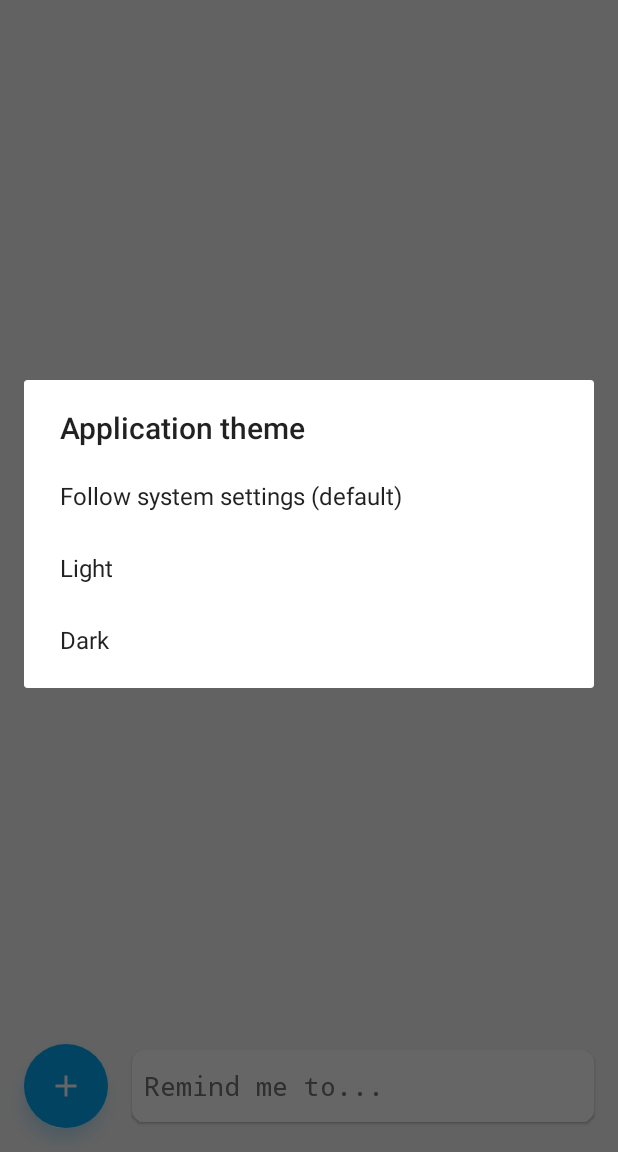
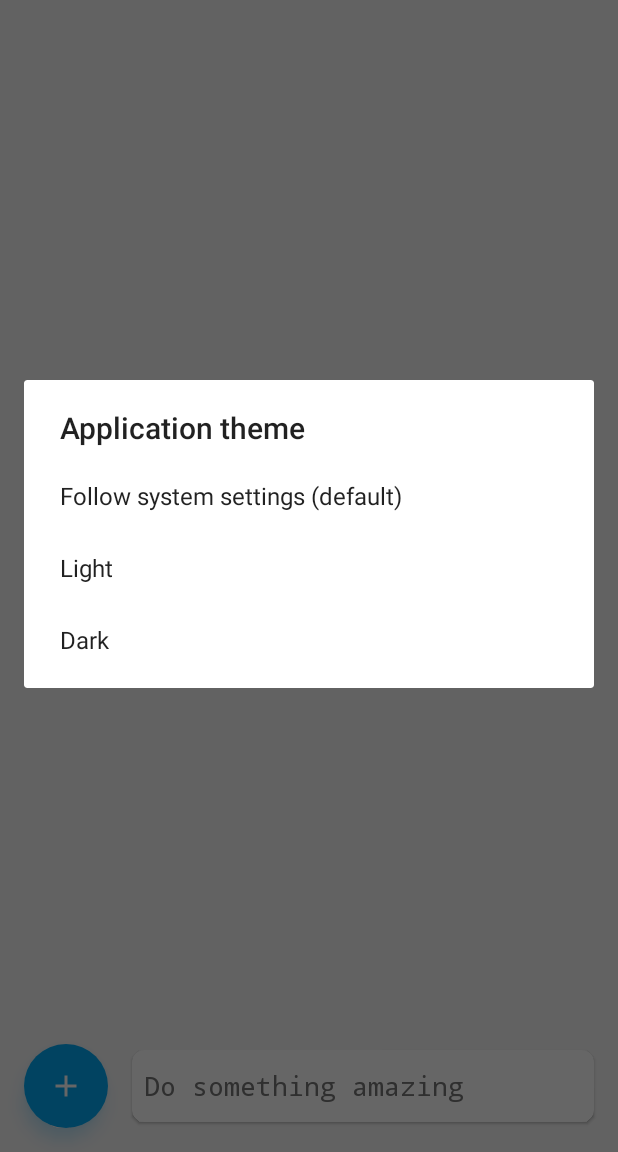
Before and after one commit to SmartCodersEG/quickly, an Android app: the screen it shows after launch (Home), after a tap on "quickly", on a phone screen of 412 x 824 dp, the part 84-1236 px from its top. Run offline under Robolectric (Android 15) with nearby library versions, the phone set to English and light mode, and no system bars; our stand-ins replace ButterKnife.

Commit message:
Fixed dark mode icons, placeholders are now populated on ModifyTask()

```diff
--- a/quickly-android/app/src/main/java/sk/ttomovcik/quickly/activities/Home.java
+++ b/quickly-android/app/src/main/java/sk/ttomovcik/quickly/activities/Home.java
@@ -14,6 +14,7 @@ import android.view.View;
 import android.view.inputmethod.EditorInfo;
 import android.widget.ListView;
 import android.widget.ProgressBar;
+import android.widget.TextView;
 
 import androidx.appcompat.app.AppCompatActivity;
 import androidx.appcompat.app.AppCompatDelegate;
@@ -30,7 +31,6 @@ import butterknife.BindView;
 import butterknife.ButterKnife;
 import butterknife.OnClick;
 import sk.ttomovcik.quickly.R;
-import sk.ttomovcik.quickly.R2;
 import sk.ttomovcik.quickly.adapters.TaskListAdapter;
 import sk.ttomovcik.quickly.db.TaskDbHelper;
 import sk.ttomovcik.quickly.views.NoScrollListView;
@@ -40,26 +40,31 @@ public class Home extends AppCompatActivity
     public static String KEY_ID = "id";
     public static String KEY_TASK = "task";
 
+    int ANDROID_API_VERSION = Build.VERSION.SDK_INT;
+
     TaskDbHelper taskDbHelper;
     ArrayList<HashMap<String, String>> taskListHashMap = new ArrayList<>();
 
     // TextInputEditText -> addTask
-    @BindView(R2.id.addTask)
+    @BindView(R.id.addTask)
     TextInputEditText addTask;
 
     // NoScrollListView -> taskListUpcoming
-    @BindView(R2.id.taskList)
+    @BindView(R.id.taskList)
     NoScrollListView taskListUpcoming;
 
     // Progressbar -> loader
-    @BindView(R2.id.loader)
+    @BindView(R.id.loader)
     ProgressBar loader;
 
+    @BindView(R.id.getStartedHint)
+    TextView getStartedHint;
+
     // NestedScrollView -> scrollView
-    @BindView(R2.id.scrollView)
+    @BindView(R.id.scrollView)
     NestedScrollView scrollView;
 
-    @OnClick(R2.id.fab_addTask)
+    @OnClick(R.id.fab_addTask)
     void onClick()
     {
         Intent intent = new Intent(Home.this, AddTask.class);
@@ -67,23 +72,11 @@ public class Home extends AppCompatActivity
         startActivity(intent, ActivityOptions.makeSceneTransitionAnimation(Home.this).toBundle());
     }
 
-    @OnClick(R2.id.changeTheme)
+    @OnClick(R.id.changeTheme)
     void onClickChangeTheme()
     {
-        String[] APP_THEMES_PRE_Q = {
-                getString(R.string.pref_appTheme_setByBatterySaver),
-                getString(R.string.pref_appTheme_light),
-                getString(R.string.pref_appTheme_dark)
-        };
-        String[] APP_THEMES_Q = {
-                getString(R.string.pref_appTheme_systemDefault),
-                getString(R.string.pref_appTheme_light),
-                getString(R.string.pref_appTheme_dark)
-        };
-        SharedPreferences sharedPreferences = PreferenceManager.getDefaultSharedPreferences(this);
-        SharedPreferences.Editor editor = sharedPreferences.edit();
-        String appTheme = sharedPreferences.getString("appTheme", "");
-        int ANDROID_API_VERSION = Build.VERSION.SDK_INT;
+        String[] APP_THEMES_PRE_Q = {getString(R.string.pref_appTheme_setByBatterySaver), getString(R.string.pref_appTheme_light), getString(R.string.pref_appTheme_dark)};
+        String[] APP_THEMES_Q = {getString(R.string.pref_appTheme_systemDefault), getString(R.string.pref_appTheme_light), getString(R.string.pref_appTheme_dark)};
         String[] APP_THEMES_TARGET = ANDROID_API_VERSION >= 29 ? APP_THEMES_Q : APP_THEMES_PRE_Q;
         AlertDialog.Builder builder = new AlertDialog.Builder(this);
         builder.setTitle(getString(R.string.title_appTheme));
@@ -92,24 +85,13 @@ public class Home extends AppCompatActivity
             switch (which)
             {
                 case 0: // Set by battery saver or system default
-                    if (ANDROID_API_VERSION >= 29)
-                    {
-                        AppCompatDelegate.setDefaultNightMode(AppCompatDelegate.MODE_NIGHT_FOLLOW_SYSTEM);
-                        editor.putInt(appTheme, -1).apply();
-                    }
-                    else
-                    {
-                        AppCompatDelegate.setDefaultNightMode(AppCompatDelegate.MODE_NIGHT_AUTO_BATTERY);
-                        editor.putInt(appTheme, 3).apply();
-                    }
+                    applyTheme(0);
                     break;
                 case 1: // Light theme
-                    AppCompatDelegate.setDefaultNightMode(AppCompatDelegate.MODE_NIGHT_NO);
-                    editor.putInt(appTheme, 2).apply();
+                    applyTheme(1);
                     break;
                 case 2: // Dark theme
-                    AppCompatDelegate.setDefaultNightMode(AppCompatDelegate.MODE_NIGHT_YES);
-                    editor.putInt(appTheme, 2).apply();
+                    applyTheme(2);
                     break;
             }
         });
@@ -143,6 +125,7 @@ public class Home extends AppCompatActivity
         taskDbHelper = new TaskDbHelper(this);
         scrollView.setVisibility(View.GONE);
         loader.setVisibility(View.VISIBLE);
+        getStartedHint.setVisibility(View.VISIBLE);
         LoadTask loadTask = new LoadTask();
         loadTask.execute();
     }
@@ -171,6 +154,36 @@ public class Home extends AppCompatActivity
         });
     }
 
+    private void applyTheme(int themeId)
+    {
+        SharedPreferences sharedPreferences = PreferenceManager.getDefaultSharedPreferences(this);
+        SharedPreferences.Editor editor = sharedPreferences.edit();
+        String appTheme = sharedPreferences.getString("appTheme", "");
+        switch (themeId)
+        {
+            case 0: // Set by battery saver or system default
+                if (ANDROID_API_VERSION >= 29)
+                {
+                    AppCompatDelegate.setDefaultNightMode(AppCompatDelegate.MODE_NIGHT_FOLLOW_SYSTEM);
+                    editor.putInt(appTheme, -1).apply();
+                }
+                else
+                {
+                    AppCompatDelegate.setDefaultNightMode(AppCompatDelegate.MODE_NIGHT_AUTO_BATTERY);
+                    editor.putInt(appTheme, 3).apply();
+                }
+                break;
+            case 1: // Light theme
+                AppCompatDelegate.setDefaultNightMode(AppCompatDelegate.MODE_NIGHT_NO);
+                editor.putInt(appTheme, 2).apply();
+                break;
+            case 2: // Dark theme
+                AppCompatDelegate.setDefaultNightMode(AppCompatDelegate.MODE_NIGHT_YES);
+                editor.putInt(appTheme, 2).apply();
+                break;
+        }
+    }
+
     @SuppressLint("StaticFieldLeak")
     class LoadTask extends AsyncTask<String, Void, String>
     {
@@ -194,6 +207,7 @@ public class Home extends AppCompatActivity
             loadListView(taskListUpcoming, taskListHashMap);
             loader.setVisibility(View.GONE);
             scrollView.setVisibility(View.VISIBLE);
+            if (!taskListHashMap.isEmpty()) getStartedHint.setVisibility(View.GONE);
         }
     }
 
--- a/quickly-android/app/src/main/java/sk/ttomovcik/quickly/db/TaskDbHelper.java
+++ b/quickly-android/app/src/main/java/sk/ttomovcik/quickly/db/TaskDbHelper.java
@@ -6,12 +6,15 @@ import android.database.Cursor;
 import android.database.sqlite.SQLiteDatabase;
 import android.database.sqlite.SQLiteOpenHelper;
 
-import static sk.ttomovcik.quickly.db.Constants.DB_NAME;
-import static sk.ttomovcik.quickly.db.Constants.DB_TABLE;
-import static sk.ttomovcik.quickly.db.Constants.DB_VERSION;
+import sk.ttomovcik.quickly.BuildConfig;
 
 public class TaskDbHelper extends SQLiteOpenHelper
 {
+
+    private static final String DB_NAME = BuildConfig.APPLICATION_ID + ".todo.db";
+    private static final String DB_TABLE = "todo";
+    private static final int DB_VERSION = 1;
+
     /**
      * @param ctx Context
      */
@@ -88,6 +91,16 @@ public class TaskDbHelper extends SQLiteOpenHelper
     public Cursor getData()
     {
         SQLiteDatabase db = this.getReadableDatabase();
-        return db.rawQuery("select * from " + DB_TABLE + " order by id desc", null);
+        return db.rawQuery("select * from " + DB_TABLE
+                + " order by id desc", null);
+    }
+
+    public Cursor getDataFromId(String id)
+    {
+        SQLiteDatabase db = this.getReadableDatabase();
+        return db.rawQuery("select * from " + DB_TABLE
+                + " WHERE id = '" + id
+                + "' order by id desc", null);
+
     }
 }
--- /dev/null
+++ b/quickly-android/app/src/main/res/drawable-night/ic_add_black_24dp.xml
@@ -0,0 +1,9 @@
+<vector xmlns:android="http://schemas.android.com/apk/res/android"
+        android:width="24dp"
+        android:height="24dp"
+        android:viewportWidth="24.0"
+        android:viewportHeight="24.0">
+    <path
+        android:fillColor="#FFFFFF"
+        android:pathData="M19,13h-6v6h-2v-6H5v-2h6V5h2v6h6v2z"/>
+</vector>
--- /dev/null
+++ b/quickly-android/app/src/main/res/drawable-night/ic_palette_black_24dp.xml
@@ -0,0 +1,9 @@
+<vector xmlns:android="http://schemas.android.com/apk/res/android"
+        android:width="24dp"
+        android:height="24dp"
+        android:viewportWidth="24.0"
+        android:viewportHeight="24.0">
+    <path
+        android:fillColor="#FFFFFF"
+        android:pathData="M12,3c-4.97,0 -9,4.03 -9,9s4.03,9 9,9c0.83,0 1.5,-0.67 1.5,-1.5 0,-0.39 -0.15,-0.74 -0.39,-1.01 -0.23,-0.26 -0.38,-0.61 -0.38,-0.99 0,-0.83 0.67,-1.5 1.5,-1.5L16,16c2.76,0 5,-2.24 5,-5 0,-4.42 -4.03,-8 -9,-8zM6.5,12c-0.83,0 -1.5,-0.67 -1.5,-1.5S5.67,9 6.5,9 8,9.67 8,10.5 7.33,12 6.5,12zM9.5,8C8.67,8 8,7.33 8,6.5S8.67,5 9.5,5s1.5,0.67 1.5,1.5S10.33,8 9.5,8zM14.5,8c-0.83,0 -1.5,-0.67 -1.5,-1.5S13.67,5 14.5,5s1.5,0.67 1.5,1.5S15.33,8 14.5,8zM17.5,12c-0.83,0 -1.5,-0.67 -1.5,-1.5S16.67,9 17.5,9s1.5,0.67 1.5,1.5 -0.67,1.5 -1.5,1.5z"/>
+</vector>
--- a/quickly-android/app/src/main/res/layout/activity_home.xml
+++ b/quickly-android/app/src/main/res/layout/activity_home.xml
@@ -54,6 +54,21 @@
         android:layout_height="wrap_content"
         android:layout_centerInParent="true"
         android:progressTint="@color/colorAccent" />
+
+    <TextView
+        android:id="@+id/getStartedHint"
+        android:layout_width="match_parent"
+        android:layout_height="wrap_content"
+        android:layout_centerInParent="true"
+        android:layout_marginStart="16dp"
+        android:layout_marginTop="16dp"
+        android:layout_marginEnd="16dp"
+        android:layout_marginBottom="16dp"
+        android:lineSpacingExtra="8sp"
+        android:text="@string/hint_noTasksAdded"
+        android:textAlignment="center"
+        android:textColor="@color/colorTextSecondary"
+        android:typeface="monospace" />
 
     <androidx.core.widget.NestedScrollView
         android:id="@+id/scrollView"
--- a/quickly-android/app/src/main/res/values/strings.xml
+++ b/quickly-android/app/src/main/res/values/strings.xml
@@ -6,7 +6,7 @@
     <string name="btn_setFinishDate">Finish date</string>
     <string name="btn_setColor">Color</string>
     <string name="btn_addTask">Add task</string>
-    <string name="btn_removeTask">Remove task</string>
+    <string name="btn_removeTask">Remove</string>
 
     <string name="title_addTask">Add task</string>
     <string name="title_updateTask">Modify task</string>
@@ -14,11 +14,12 @@
     <string name="title_noTaskDate">No finish date set</string>
     <string name="title_appTheme">Application theme</string>
 
-    <string name="hint_quickAddText">Remind me to...</string>
+    <string name="hint_quickAddText">Do something amazing</string>
     <string name="hint_taskName">Name</string>
     <string name="hint_taskNote">Additional notes (optional)</string>
+    <string name="hint_noTasksAdded">It\'s pretty empty in here.\nGet started by adding something.</string>
 
-    <string name="toast_taskRemoved">Task removed</string>
+    <string name="toast_taskRemoved">Task will be removed soon</string>
 
     <!-- Tasks-->
     <string name="task_noTaskAdded">No tasks added</string>
```
Also changed, not shown: quickly-android/app/build.gradle (+5 -3 lines), quickly-android/app/src/main/java/sk/ttomovcik/quickly/activities/AddTask.java (+27 -13 lines), quickly-android/app/src/main/java/sk/ttomovcik/quickly/db/Constants.java (deleted, +0 -10 lines), quickly-android/app/src/main/java/sk/ttomovcik/quickly/helpers/DateHelper.java (deleted, +0 -21 lines), quickly-android/app/src/main/res/drawable-night/ic_add_alarm_black_24dp.xml (added, +9 -0 lines), quickly-android/app/src/main/res/drawable-night/ic_date_range_black_24dp.xml (added, +9 -0 lines), quickly-android/app/src/main/res/drawable-night/ic_delete_forever_black_24dp.xml (added, +9 -0 lines), quickly-android/app/src/main/res/drawable-night/ic_done_black_24dp.xml (added, +9 -0 lines), quickly-android/app/src/main/res/drawable-night/ic_flag_black_24dp.xml (added, +9 -0 lines), quickly-android/app/src/main/res/layout/activity_add_task.xml (+5 -49 lines).
